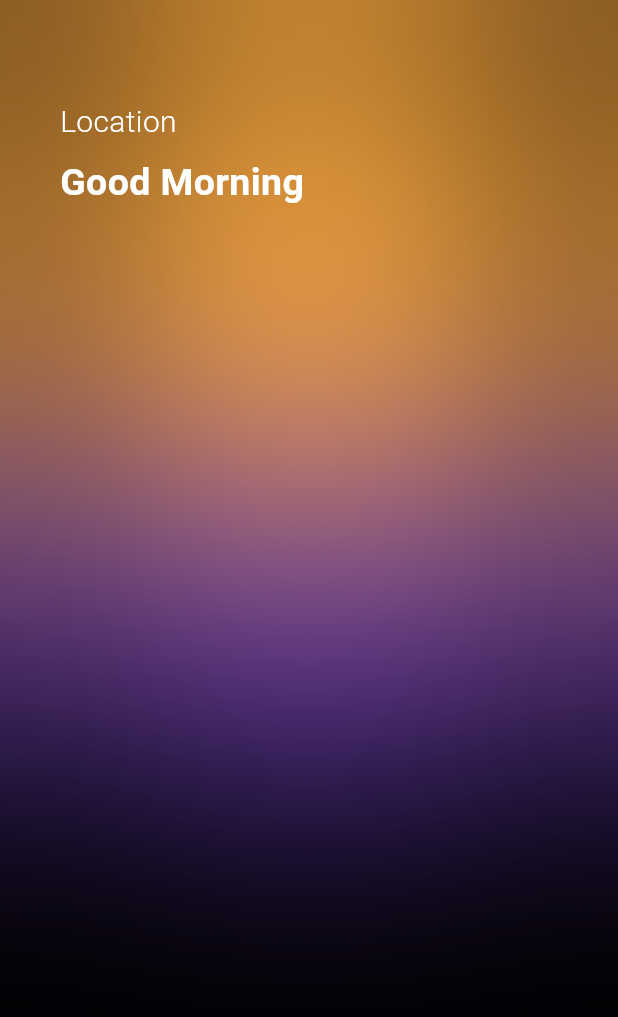
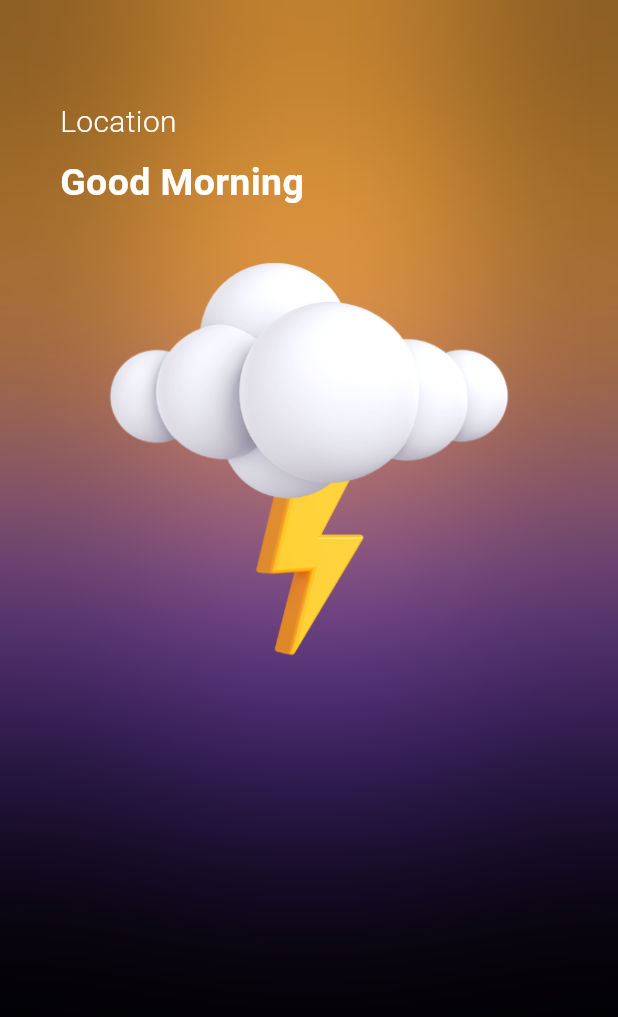
Before and after one commit to tondra93/Flutter-Bloc, a Flutter app: the screen it shows after launch, on a phone screen of 412 x 824 dp. Shown: the top 1017 px of the screen. Run offline on Flutter 3.47's test engine with Material 3 defaults, Android fonts, the phone set to English and light mode, and no system bars; our stand-ins replace bloc, equatable.

Commit message:
assets folder updated

```diff
--- a/lib/screens/home_screen.dart
+++ b/lib/screens/home_screen.dart
@@ -56,22 +56,25 @@ class HomeScreen extends StatelessWidget {
               SizedBox(
                 width: MediaQuery.of(context).size.width,
                 height: MediaQuery.of(context).size.height,
-                child: const Column(
+                child: Column(
                   crossAxisAlignment: CrossAxisAlignment.start,
                   children: [
-                    Text('Location',style: TextStyle(
+                    const Text('Location',style: TextStyle(
                       color: Colors.white,
                       fontSize: 20,
                       fontWeight: FontWeight.w300,
                     ),),
                     SizedBox(height: 8,),
-                    Text(
+                    const Text(
                       'Good Morning',
                       style: TextStyle(
                         color: Colors.white,
                         fontSize: 25,
                         fontWeight: FontWeight.bold,
                       ),
+                    ),
+                    Image.asset(
+                      'assets/1.png',
                     )
                   ],
                 ),
--- a/pubspec.yaml
+++ b/pubspec.yaml
@@ -64,8 +64,8 @@ flutter:
   uses-material-design: true
 
   # To add assets to your application, add an assets section, like this:
-  # assets:
-  #   - images/a_dot_burr.jpeg
+  assets:
+    - assets/
   #   - images/a_dot_ham.jpeg
 
   # An image asset can refer to one or more resolution-specific "variants", see
```
Also changed, not shown: assets/1.png (added), assets/11.png (added), assets/12.png (added), assets/13.png (added), assets/14.png (added), assets/2.png (added), assets/3.png (added), assets/4.png (added), assets/5.png (added), assets/6.png (added), assets/7.png (added), assets/8.png (added), assets/9.png (added).
